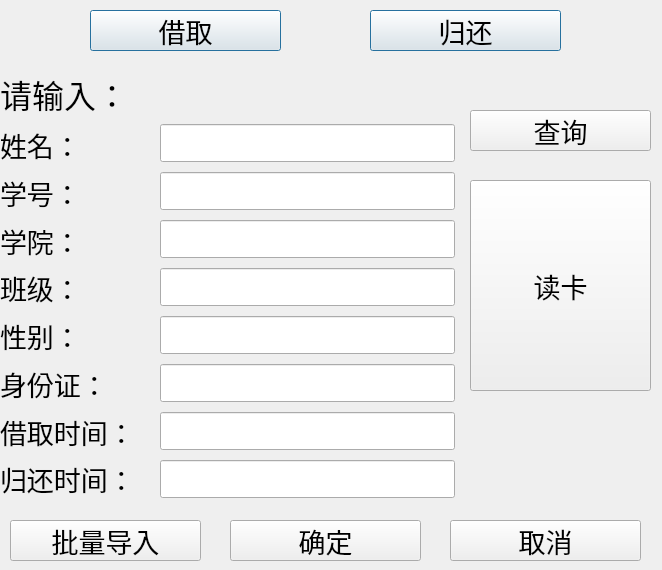
Above: info_manage_system/account_card_borrow_page.ui from interstellar-ai/info_manage_system before the change. Below: the same form after it.
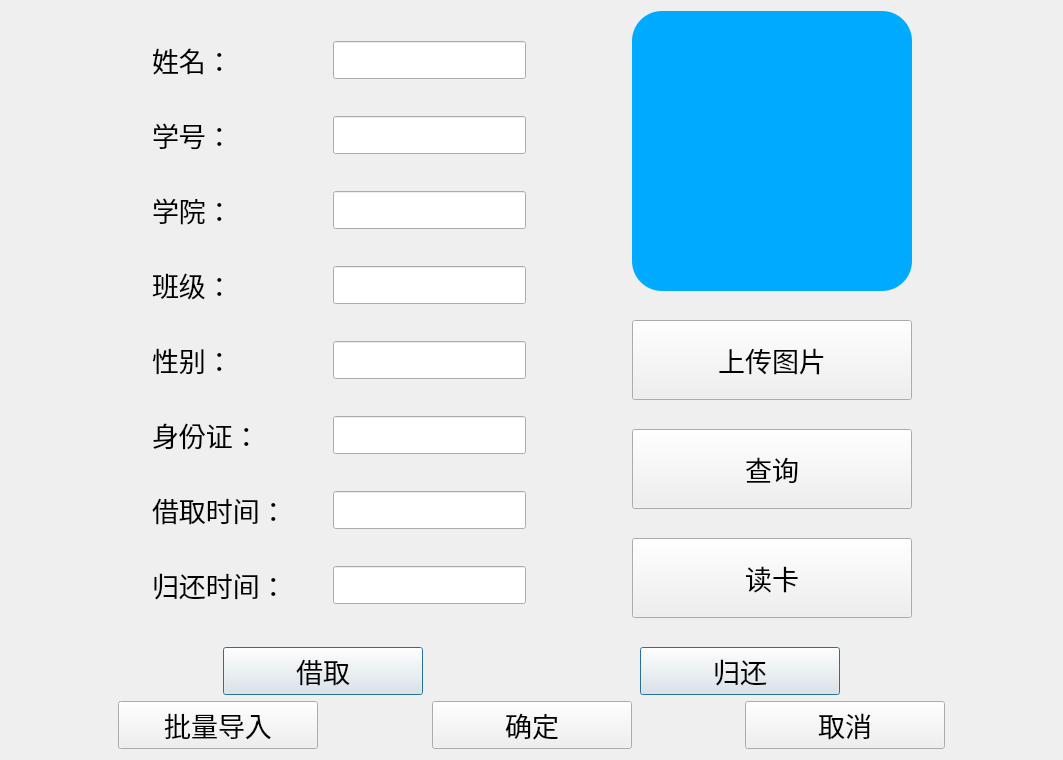
That is the form after the change. Icons and pictures are not drawn.

Patch:
```diff
--- a/info_manage_system/account_card_borrow_page.ui
+++ b/info_manage_system/account_card_borrow_page.ui
@@ -6,219 +6,35 @@
    <rect>
     <x>0</x>
     <y>0</y>
-    <width>662</width>
-    <height>570</height>
+    <width>1063</width>
+    <height>760</height>
    </rect>
   </property>
   <property name="windowTitle">
    <string>Frame</string>
   </property>
-  <widget class="QPushButton" name="write_concel_Button">
-   <property name="geometry">
-    <rect>
-     <x>450</x>
-     <y>520</y>
-     <width>191</width>
-     <height>41</height>
-    </rect>
-   </property>
-   <property name="font">
-    <font>
-     <family>宋体</family>
-     <pointsize>20</pointsize>
-    </font>
-   </property>
-   <property name="text">
-    <string>取消</string>
-   </property>
-  </widget>
-  <widget class="QPushButton" name="readCardButton">
-   <property name="geometry">
-    <rect>
-     <x>470</x>
-     <y>180</y>
-     <width>181</width>
-     <height>211</height>
-    </rect>
-   </property>
-   <property name="font">
-    <font>
-     <family>宋体</family>
-     <pointsize>20</pointsize>
-    </font>
-   </property>
-   <property name="text">
-    <string>读卡</string>
-   </property>
-  </widget>
-  <widget class="QPushButton" name="borrowButton">
-   <property name="geometry">
-    <rect>
-     <x>90</x>
-     <y>10</y>
-     <width>191</width>
-     <height>41</height>
-    </rect>
-   </property>
-   <property name="font">
-    <font>
-     <family>宋体</family>
-     <pointsize>20</pointsize>
-    </font>
-   </property>
-   <property name="layoutDirection">
-    <enum>Qt::LeftToRight</enum>
-   </property>
-   <property name="text">
-    <string>借取</string>
-   </property>
-   <property name="icon">
-    <iconset resource="icon.qrc">
-     <normaloff>:/icon/access_close_exit_logout_sign_out_128px_1225473_easyicon.net.png</normaloff>:/icon/access_close_exit_logout_sign_out_128px_1225473_easyicon.net.png</iconset>
-   </property>
-   <property name="iconSize">
+  <layout class="QHBoxLayout" name="horizontalLayout_12">
+   <item>
+    <layout class="QVBoxLayout" name="verticalLayout_3">
+     <item>
+      <layout class="QHBoxLayout" name="horizontalLayout_11">
+       <item>
+        <spacer name="horizontalSpacer_17">
+         <property name="orientation">
+          <enum>Qt::Horizontal</enum>
+         </property>
+         <property name="sizeHint" stdset="0">
     <size>
-     <width>32</width>
-     <height>32</height>
-    </size>
-   </property>
-   <property name="autoDefault">
-    <bool>true</bool>
-   </property>
-   <property name="default">
-    <bool>true</bool>
-   </property>
-   <property name="flat">
-    <bool>false</bool>
-   </property>
-  </widget>
-  <widget class="QPushButton" name="returnButton">
-   <property name="geometry">
-    <rect>
-     <x>370</x>
-     <y>10</y>
-     <width>191</width>
-     <height>41</height>
-    </rect>
-   </property>
-   <property name="font">
-    <font>
-     <family>宋体</family>
-     <pointsize>20</pointsize>
-    </font>
-   </property>
-   <property name="layoutDirection">
-    <enum>Qt::LeftToRight</enum>
-   </property>
-   <property name="text">
-    <string>归还</string>
-   </property>
-   <property name="icon">
-    <iconset resource="icon.qrc">
-     <normaloff>:/icon/access_enter_input_login_sign_in_128px_1225471_easyicon.net.png</normaloff>:/icon/access_enter_input_login_sign_in_128px_1225471_easyicon.net.png</iconset>
-   </property>
-   <property name="iconSize">
-    <size>
-     <width>32</width>
-     <height>32</height>
-    </size>
-   </property>
-   <property name="autoDefault">
-    <bool>true</bool>
-   </property>
-   <property name="default">
-    <bool>true</bool>
-   </property>
-   <property name="flat">
-    <bool>false</bool>
-   </property>
-  </widget>
-  <widget class="QPushButton" name="write_OKButton">
-   <property name="geometry">
-    <rect>
-     <x>230</x>
-     <y>520</y>
-     <width>191</width>
-     <height>41</height>
-    </rect>
-   </property>
-   <property name="font">
-    <font>
-     <family>宋体</family>
-     <pointsize>20</pointsize>
-    </font>
-   </property>
-   <property name="text">
-    <string>确定</string>
-   </property>
-  </widget>
-  <widget class="QPushButton" name="importButton">
-   <property name="geometry">
-    <rect>
-     <x>10</x>
-     <y>520</y>
-     <width>191</width>
-     <height>41</height>
-    </rect>
-   </property>
-   <property name="font">
-    <font>
-     <family>宋体</family>
-     <pointsize>20</pointsize>
-    </font>
-   </property>
-   <property name="text">
-    <string>批量导入</string>
-   </property>
-  </widget>
-  <widget class="QPushButton" name="searchButton">
-   <property name="geometry">
-    <rect>
-     <x>470</x>
-     <y>110</y>
-     <width>181</width>
-     <height>41</height>
-    </rect>
-   </property>
-   <property name="font">
-    <font>
-     <family>宋体</family>
-     <pointsize>20</pointsize>
-    </font>
-   </property>
-   <property name="text">
-    <string>查询</string>
-   </property>
-  </widget>
-  <widget class="QWidget" name="widget_2" native="true">
-   <property name="geometry">
-    <rect>
-     <x>0</x>
-     <y>70</y>
-     <width>171</width>
-     <height>430</height>
-    </rect>
-   </property>
-   <property name="font">
-    <font>
-     <family>宋体</family>
-     <pointsize>20</pointsize>
-    </font>
-   </property>
+           <width>40</width>
+           <height>20</height>
+          </size>
+         </property>
+        </spacer>
+       </item>
+       <item>
    <layout class="QVBoxLayout" name="verticalLayout">
     <item>
-     <widget class="QLabel" name="label_9">
-      <property name="font">
-       <font>
-        <family>宋体</family>
-        <pointsize>24</pointsize>
-       </font>
-      </property>
-      <property name="text">
-       <string>请输入：</string>
-      </property>
-     </widget>
-    </item>
+          <layout class="QHBoxLayout" name="horizontalLayout_2">
     <item>
      <widget class="QLabel" name="label_10">
       <property name="font">
@@ -233,6 +49,33 @@
      </widget>
     </item>
     <item>
+            <spacer name="horizontalSpacer_10">
+             <property name="orientation">
+              <enum>Qt::Horizontal</enum>
+             </property>
+             <property name="sizeHint" stdset="0">
+              <size>
+               <width>40</width>
+               <height>20</height>
+              </size>
+             </property>
+            </spacer>
+           </item>
+           <item>
+            <widget class="QLineEdit" name="stu_name">
+             <property name="font">
+              <font>
+               <family>宋体</family>
+               <pointsize>16</pointsize>
+              </font>
+             </property>
+            </widget>
+           </item>
+          </layout>
+         </item>
+         <item>
+          <layout class="QHBoxLayout" name="horizontalLayout_3">
+           <item>
      <widget class="QLabel" name="label_11">
       <property name="font">
        <font>
@@ -246,6 +89,33 @@
      </widget>
     </item>
     <item>
+            <spacer name="horizontalSpacer_11">
+             <property name="orientation">
+              <enum>Qt::Horizontal</enum>
+             </property>
+             <property name="sizeHint" stdset="0">
+              <size>
+               <width>40</width>
+               <height>20</height>
+              </size>
+             </property>
+            </spacer>
+           </item>
+           <item>
+            <widget class="QLineEdit" name="stu_ID">
+             <property name="font">
+              <font>
+               <family>宋体</family>
+               <pointsize>16</pointsize>
+              </font>
+             </property>
+            </widget>
+           </item>
+          </layout>
+         </item>
+         <item>
+          <layout class="QHBoxLayout" name="horizontalLayout_4">
+           <item>
      <widget class="QLabel" name="label_26">
       <property name="font">
        <font>
@@ -259,6 +129,33 @@
      </widget>
     </item>
     <item>
+            <spacer name="horizontalSpacer_12">
+             <property name="orientation">
+              <enum>Qt::Horizontal</enum>
+             </property>
+             <property name="sizeHint" stdset="0">
+              <size>
+               <width>40</width>
+               <height>20</height>
+              </size>
+             </property>
+            </spacer>
+           </item>
+           <item>
+            <widget class="QLineEdit" name="stu_college">
+             <property name="font">
+              <font>
+               <family>宋体</family>
+               <pointsize>16</pointsize>
+              </font>
+             </property>
+            </widget>
+           </item>
+          </layout>
+         </item>
+         <item>
+          <layout class="QHBoxLayout" name="horizontalLayout_5">
+           <item>
      <widget class="QLabel" name="label_12">
       <property name="font">
        <font>
@@ -272,6 +169,33 @@
      </widget>
     </item>
     <item>
+            <spacer name="horizontalSpacer_13">
+             <property name="orientation">
+              <enum>Qt::Horizontal</enum>
+             </property>
+             <property name="sizeHint" stdset="0">
+              <size>
+               <width>40</width>
+               <height>20</height>
+              </size>
+             </property>
+            </spacer>
+           </item>
+           <item>
+            <widget class="QLineEdit" name="stu_class">
+             <property name="font">
+              <font>
+               <family>宋体</family>
+               <pointsize>16</pointsize>
+              </font>
+             </property>
+            </widget>
+           </item>
+          </layout>
+         </item>
+         <item>
+          <layout class="QHBoxLayout" name="horizontalLayout_6">
+           <item>
      <widget class="QLabel" name="label_13">
       <property name="font">
        <font>
@@ -285,6 +209,33 @@
      </widget>
     </item>
     <item>
+            <spacer name="horizontalSpacer_18">
+             <property name="orientation">
+              <enum>Qt::Horizontal</enum>
+             </property>
+             <property name="sizeHint" stdset="0">
+              <size>
+               <width>40</width>
+               <height>20</height>
+              </size>
+             </property>
+            </spacer>
+           </item>
+           <item>
+            <widget class="QLineEdit" name="stu_sex">
+             <property name="font">
+              <font>
+               <family>宋体</family>
+               <pointsize>16</pointsize>
+              </font>
+             </property>
+            </widget>
+           </item>
+          </layout>
+         </item>
+         <item>
+          <layout class="QHBoxLayout" name="horizontalLayout_7">
+           <item>
      <widget class="QLabel" name="label_14">
       <property name="font">
        <font>
@@ -298,6 +249,33 @@
      </widget>
     </item>
     <item>
+            <spacer name="horizontalSpacer_14">
+             <property name="orientation">
+              <enum>Qt::Horizontal</enum>
+             </property>
+             <property name="sizeHint" stdset="0">
+              <size>
+               <width>40</width>
+               <height>20</height>
+              </size>
+             </property>
+            </spacer>
+           </item>
+           <item>
+            <widget class="QLineEdit" name="stu_indentification_number">
+             <property name="font">
+              <font>
+               <family>宋体</family>
+               <pointsize>16</pointsize>
+              </font>
+             </property>
+            </widget>
+           </item>
+          </layout>
+         </item>
+         <item>
+          <layout class="QHBoxLayout" name="horizontalLayout_8">
+           <item>
      <widget class="QLabel" name="label_15">
       <property name="font">
        <font>
@@ -311,6 +289,33 @@
      </widget>
     </item>
     <item>
+            <spacer name="horizontalSpacer_15">
+             <property name="orientation">
+              <enum>Qt::Horizontal</enum>
+             </property>
+             <property name="sizeHint" stdset="0">
+              <size>
+               <width>40</width>
+               <height>20</height>
+              </size>
+             </property>
+            </spacer>
+           </item>
+           <item>
+            <widget class="QLineEdit" name="borrow_time">
+             <property name="font">
+              <font>
+               <family>宋体</family>
+               <pointsize>16</pointsize>
+              </font>
+             </property>
+            </widget>
+           </item>
+          </layout>
+         </item>
+         <item>
+          <layout class="QHBoxLayout" name="horizontalLayout_9">
+           <item>
      <widget class="QLabel" name="label_16">
       <property name="font">
        <font>
@@ -323,87 +328,18 @@
       </property>
      </widget>
     </item>
-   </layout>
-  </widget>
-  <widget class="QWidget" name="widget_4" native="true">
-   <property name="geometry">
-    <rect>
-     <x>160</x>
-     <y>120</y>
-     <width>295</width>
-     <height>390</height>
-    </rect>
-   </property>
-   <layout class="QVBoxLayout" name="verticalLayout_2">
     <item>
-     <widget class="QLineEdit" name="stu_name">
-      <property name="font">
-       <font>
-        <family>宋体</family>
-        <pointsize>16</pointsize>
-       </font>
-      </property>
-     </widget>
-    </item>
-    <item>
-     <widget class="QLineEdit" name="stu_ID">
-      <property name="font">
-       <font>
-        <family>宋体</family>
-        <pointsize>16</pointsize>
-       </font>
-      </property>
-     </widget>
-    </item>
-    <item>
-     <widget class="QLineEdit" name="stu_college">
-      <property name="font">
-       <font>
-        <family>宋体</family>
-        <pointsize>16</pointsize>
-       </font>
-      </property>
-     </widget>
-    </item>
-    <item>
-     <widget class="QLineEdit" name="stu_class">
-      <property name="font">
-       <font>
-        <family>宋体</family>
-        <pointsize>16</pointsize>
-       </font>
-      </property>
-     </widget>
-    </item>
-    <item>
-     <widget class="QLineEdit" name="stu_sex">
-      <property name="font">
-       <font>
-        <family>宋体</family>
-        <pointsize>16</pointsize>
-       </font>
-      </property>
-     </widget>
-    </item>
-    <item>
-     <widget class="QLineEdit" name="stu_indentification_number">
-      <property name="font">
-       <font>
-        <family>宋体</family>
-        <pointsize>16</pointsize>
-       </font>
-      </property>
-     </widget>
-    </item>
-    <item>
-     <widget class="QLineEdit" name="borrow_time">
-      <property name="font">
-       <font>
-        <family>宋体</family>
-        <pointsize>16</pointsize>
-       </font>
-      </property>
-     </widget>
+            <spacer name="horizontalSpacer_16">
+             <property name="orientation">
+              <enum>Qt::Horizontal</enum>
+             </property>
+             <property name="sizeHint" stdset="0">
+              <size>
+               <width>40</width>
+               <height>20</height>
+              </size>
+             </property>
+            </spacer>
     </item>
     <item>
      <widget class="QLineEdit" name="return_time">
@@ -416,7 +352,418 @@
      </widget>
     </item>
    </layout>
-  </widget>
+         </item>
+        </layout>
+       </item>
+       <item>
+        <spacer name="horizontalSpacer_19">
+         <property name="orientation">
+          <enum>Qt::Horizontal</enum>
+         </property>
+         <property name="sizeType">
+          <enum>QSizePolicy::Preferred</enum>
+         </property>
+         <property name="sizeHint" stdset="0">
+          <size>
+           <width>100</width>
+           <height>20</height>
+          </size>
+         </property>
+        </spacer>
+       </item>
+       <item>
+        <layout class="QVBoxLayout" name="verticalLayout_2">
+         <item>
+          <widget class="QLabel" name="label">
+           <property name="minimumSize">
+            <size>
+             <width>280</width>
+             <height>280</height>
+            </size>
+           </property>
+           <property name="styleSheet">
+            <string notr="true">background-color : rgb(0, 170, 255);
+border-radius:30px;
+padding:2px 4px;</string>
+           </property>
+           <property name="text">
+            <string/>
+           </property>
+           <property name="pixmap">
+            <pixmap resource="icon.qrc">:/icon/face_photo.png</pixmap>
+           </property>
+           <property name="alignment">
+            <set>Qt::AlignCenter</set>
+           </property>
+          </widget>
+         </item>
+         <item>
+          <spacer name="verticalSpacer_3">
+           <property name="orientation">
+            <enum>Qt::Vertical</enum>
+           </property>
+           <property name="sizeHint" stdset="0">
+            <size>
+             <width>20</width>
+             <height>40</height>
+            </size>
+           </property>
+          </spacer>
+         </item>
+         <item>
+          <widget class="QPushButton" name="uploadPhoto">
+           <property name="minimumSize">
+            <size>
+             <width>200</width>
+             <height>80</height>
+            </size>
+           </property>
+           <property name="font">
+            <font>
+             <family>宋体</family>
+             <pointsize>20</pointsize>
+            </font>
+           </property>
+           <property name="text">
+            <string>上传图片</string>
+           </property>
+          </widget>
+         </item>
+         <item>
+          <spacer name="verticalSpacer">
+           <property name="orientation">
+            <enum>Qt::Vertical</enum>
+           </property>
+           <property name="sizeHint" stdset="0">
+            <size>
+             <width>20</width>
+             <height>40</height>
+            </size>
+           </property>
+          </spacer>
+         </item>
+         <item>
+          <widget class="QPushButton" name="searchButton">
+           <property name="minimumSize">
+            <size>
+             <width>200</width>
+             <height>80</height>
+            </size>
+           </property>
+           <property name="font">
+            <font>
+             <family>宋体</family>
+             <pointsize>20</pointsize>
+            </font>
+           </property>
+           <property name="text">
+            <string>查询</string>
+           </property>
+          </widget>
+         </item>
+         <item>
+          <spacer name="verticalSpacer_2">
+           <property name="orientation">
+            <enum>Qt::Vertical</enum>
+           </property>
+           <property name="sizeHint" stdset="0">
+            <size>
+             <width>20</width>
+             <height>40</height>
+            </size>
+           </property>
+          </spacer>
+         </item>
+         <item>
+          <widget class="QPushButton" name="readCardButton">
+           <property name="minimumSize">
+            <size>
+             <width>200</width>
+             <height>80</height>
+            </size>
+           </property>
+           <property name="font">
+            <font>
+             <family>宋体</family>
+             <pointsize>20</pointsize>
+            </font>
+           </property>
+           <property name="text">
+            <string>读卡</string>
+           </property>
+          </widget>
+         </item>
+         <item>
+          <spacer name="verticalSpacer_4">
+           <property name="orientation">
+            <enum>Qt::Vertical</enum>
+           </property>
+           <property name="sizeHint" stdset="0">
+            <size>
+             <width>20</width>
+             <height>40</height>
+            </size>
+           </property>
+          </spacer>
+         </item>
+        </layout>
+       </item>
+       <item>
+        <spacer name="horizontalSpacer_20">
+         <property name="orientation">
+          <enum>Qt::Horizontal</enum>
+         </property>
+         <property name="sizeHint" stdset="0">
+          <size>
+           <width>40</width>
+           <height>20</height>
+          </size>
+         </property>
+        </spacer>
+       </item>
+      </layout>
+     </item>
+     <item>
+      <layout class="QHBoxLayout" name="horizontalLayout">
+       <item>
+        <spacer name="horizontalSpacer">
+         <property name="orientation">
+          <enum>Qt::Horizontal</enum>
+         </property>
+         <property name="sizeHint" stdset="0">
+          <size>
+           <width>40</width>
+           <height>20</height>
+          </size>
+         </property>
+        </spacer>
+       </item>
+       <item>
+        <widget class="QPushButton" name="borrowButton">
+         <property name="minimumSize">
+          <size>
+           <width>200</width>
+           <height>0</height>
+          </size>
+         </property>
+         <property name="font">
+          <font>
+           <family>宋体</family>
+           <pointsize>20</pointsize>
+          </font>
+         </property>
+         <property name="layoutDirection">
+          <enum>Qt::LeftToRight</enum>
+         </property>
+         <property name="text">
+          <string>借取</string>
+         </property>
+         <property name="icon">
+          <iconset resource="icon.qrc">
+           <normaloff>:/icon/access_close_exit_logout_sign_out_128px_1225473_easyicon.net.png</normaloff>:/icon/access_close_exit_logout_sign_out_128px_1225473_easyicon.net.png</iconset>
+         </property>
+         <property name="iconSize">
+          <size>
+           <width>48</width>
+           <height>48</height>
+          </size>
+         </property>
+         <property name="autoDefault">
+          <bool>true</bool>
+         </property>
+         <property name="default">
+          <bool>true</bool>
+         </property>
+         <property name="flat">
+          <bool>false</bool>
+         </property>
+        </widget>
+       </item>
+       <item>
+        <spacer name="horizontalSpacer_2">
+         <property name="orientation">
+          <enum>Qt::Horizontal</enum>
+         </property>
+         <property name="sizeHint" stdset="0">
+          <size>
+           <width>40</width>
+           <height>20</height>
+          </size>
+         </property>
+        </spacer>
+       </item>
+       <item>
+        <widget class="QPushButton" name="returnButton">
+         <property name="minimumSize">
+          <size>
+           <width>200</width>
+           <height>0</height>
+          </size>
+         </property>
+         <property name="font">
+          <font>
+           <family>宋体</family>
+           <pointsize>20</pointsize>
+          </font>
+         </property>
+         <property name="layoutDirection">
+          <enum>Qt::LeftToRight</enum>
+         </property>
+         <property name="text">
+          <string>归还</string>
+         </property>
+         <property name="icon">
+          <iconset resource="icon.qrc">
+           <normaloff>:/icon/access_enter_input_login_sign_in_128px_1225471_easyicon.net.png</normaloff>:/icon/access_enter_input_login_sign_in_128px_1225471_easyicon.net.png</iconset>
+         </property>
+         <property name="iconSize">
+          <size>
+           <width>48</width>
+           <height>48</height>
+          </size>
+         </property>
+         <property name="autoDefault">
+          <bool>true</bool>
+         </property>
+         <property name="default">
+          <bool>true</bool>
+         </property>
+         <property name="flat">
+          <bool>false</bool>
+         </property>
+        </widget>
+       </item>
+       <item>
+        <spacer name="horizontalSpacer_3">
+         <property name="orientation">
+          <enum>Qt::Horizontal</enum>
+         </property>
+         <property name="sizeHint" stdset="0">
+          <size>
+           <width>40</width>
+           <height>20</height>
+          </size>
+         </property>
+        </spacer>
+       </item>
+      </layout>
+     </item>
+     <item>
+      <layout class="QHBoxLayout" name="horizontalLayout_10">
+       <item>
+        <spacer name="horizontalSpacer_7">
+         <property name="orientation">
+          <enum>Qt::Horizontal</enum>
+         </property>
+         <property name="sizeHint" stdset="0">
+          <size>
+           <width>40</width>
+           <height>20</height>
+          </size>
+         </property>
+        </spacer>
+       </item>
+       <item>
+        <widget class="QPushButton" name="importButton">
+         <property name="minimumSize">
+          <size>
+           <width>200</width>
+           <height>0</height>
+          </size>
+         </property>
+         <property name="font">
+          <font>
+           <family>宋体</family>
+           <pointsize>20</pointsize>
+          </font>
+         </property>
+         <property name="text">
+          <string>批量导入</string>
+         </property>
+        </widget>
+       </item>
+       <item>
+        <spacer name="horizontalSpacer_6">
+         <property name="orientation">
+          <enum>Qt::Horizontal</enum>
+         </property>
+         <property name="sizeHint" stdset="0">
+          <size>
+           <width>40</width>
+           <height>20</height>
+          </size>
+         </property>
+        </spacer>
+       </item>
+       <item>
+        <widget class="QPushButton" name="write_OKButton">
+         <property name="minimumSize">
+          <size>
+           <width>200</width>
+           <height>0</height>
+          </size>
+         </property>
+         <property name="font">
+          <font>
+           <family>宋体</family>
+           <pointsize>20</pointsize>
+          </font>
+         </property>
+         <property name="text">
+          <string>确定</string>
+         </property>
+        </widget>
+       </item>
+       <item>
+        <spacer name="horizontalSpacer_8">
+         <property name="orientation">
+          <enum>Qt::Horizontal</enum>
+         </property>
+         <property name="sizeHint" stdset="0">
+          <size>
+           <width>40</width>
+           <height>20</height>
+          </size>
+         </property>
+        </spacer>
+       </item>
+       <item>
+        <widget class="QPushButton" name="write_concelButton">
+         <property name="minimumSize">
+          <size>
+           <width>200</width>
+           <height>0</height>
+          </size>
+         </property>
+         <property name="font">
+          <font>
+           <family>宋体</family>
+           <pointsize>20</pointsize>
+          </font>
+         </property>
+         <property name="text">
+          <string>取消</string>
+         </property>
+        </widget>
+       </item>
+       <item>
+        <spacer name="horizontalSpacer_9">
+         <property name="orientation">
+          <enum>Qt::Horizontal</enum>
+         </property>
+         <property name="sizeHint" stdset="0">
+          <size>
+           <width>40</width>
+           <height>20</height>
+          </size>
+         </property>
+        </spacer>
+       </item>
+      </layout>
+     </item>
+    </layout>
+   </item>
+  </layout>
  </widget>
  <resources>
   <include location="icon.qrc"/>
```
Lines whose indentation alone changed are shown as unchanged.
